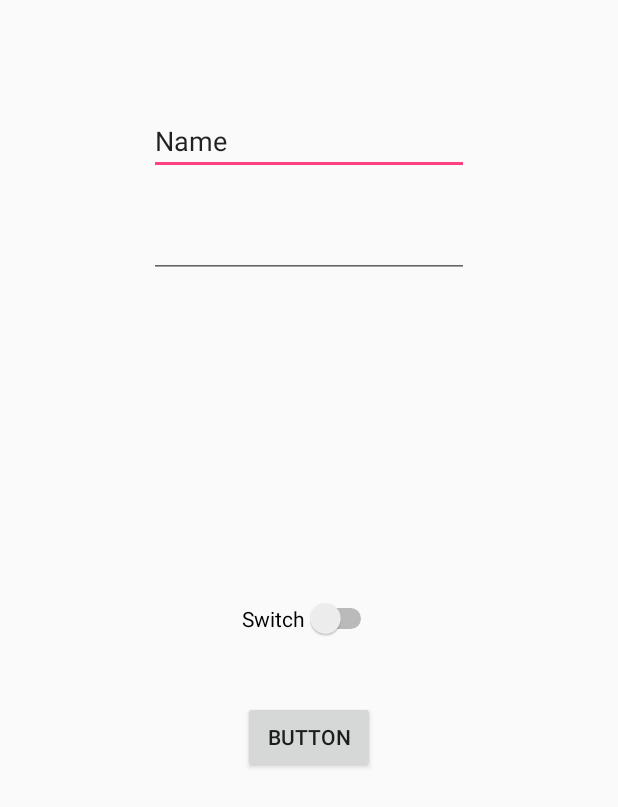
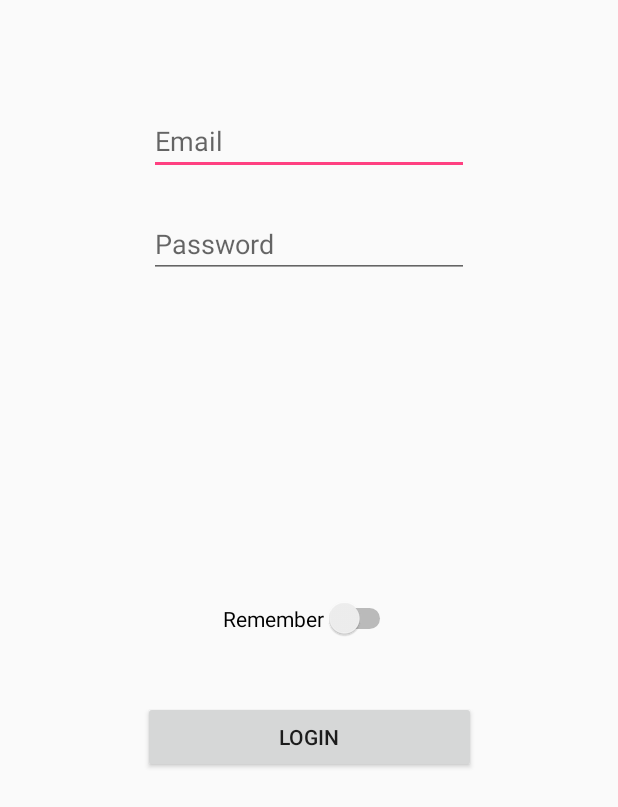
Before and after one commit to german-jongewaard/MyLogin, an Android app: the layout activity_login.xml on its own in the app's theme, with its tools: preview values and no code run, on a phone screen of 412 x 824 dp. Shown: the top 807 px of the screen. Run offline under Robolectric (Android 15) with nearby library versions, the phone set to English and light mode, and no system bars.

Commit message:
Login commit

```diff
--- a/app/src/main/res/layout/activity_login.xml
+++ b/app/src/main/res/layout/activity_login.xml
@@ -12,39 +12,40 @@
         android:layout_height="wrap_content"
         android:layout_marginTop="71dp"
         android:ems="10"
+        android:hint="Email"
         android:inputType="textPersonName"
-        android:text="Name"
         app:layout_constraintEnd_toEndOf="parent"
         app:layout_constraintStart_toStartOf="parent"
         app:layout_constraintTop_toTopOf="parent" />
 
     <EditText
-        android:id="@+id/editText2"
+        android:id="@+id/editTextPassword"
         android:layout_width="wrap_content"
         android:layout_height="wrap_content"
         android:layout_marginTop="23dp"
         android:ems="10"
+        android:hint="Password"
         android:inputType="numberPassword"
         app:layout_constraintStart_toStartOf="@+id/editTextEmail"
         app:layout_constraintTop_toBottomOf="@+id/editTextEmail" />
 
     <Switch
-        android:id="@+id/switch1"
+        android:id="@+id/switchRemember"
         android:layout_width="wrap_content"
         android:layout_height="wrap_content"
-        android:text="Switch"
+        android:text="Remember"
         app:layout_constraintBottom_toBottomOf="parent"
         app:layout_constraintEnd_toEndOf="parent"
         app:layout_constraintStart_toStartOf="parent"
         app:layout_constraintTop_toTopOf="parent" />
 
     <Button
-        android:id="@+id/button"
-        android:layout_width="wrap_content"
+        android:id="@+id/buttonLogin"
+        android:layout_width="222dp"
         android:layout_height="wrap_content"
         android:layout_marginTop="41dp"
-        android:text="Button"
+        android:text="Login"
         app:layout_constraintEnd_toEndOf="parent"
         app:layout_constraintStart_toStartOf="parent"
-        app:layout_constraintTop_toBottomOf="@+id/switch1" />
+        app:layout_constraintTop_toBottomOf="@+id/switchRemember" />
 </android.support.constraint.ConstraintLayout>
```
Also changed, not shown: app/src/main/java/dev/com/jongewaard/mylogin/MainActivity.java (+22 -0 lines).
